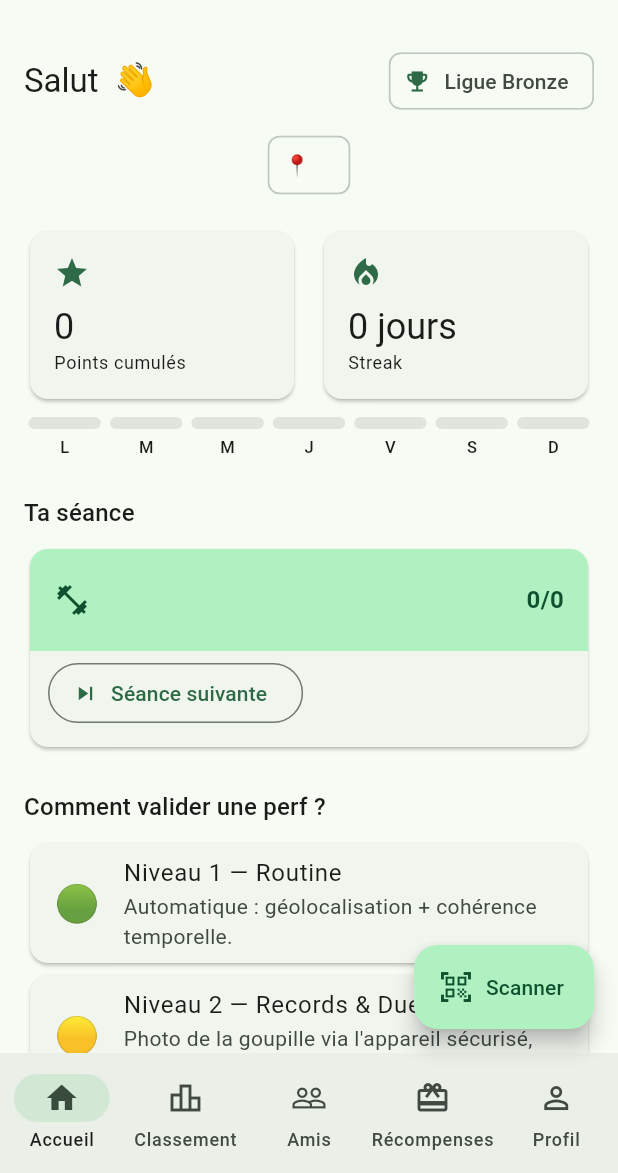
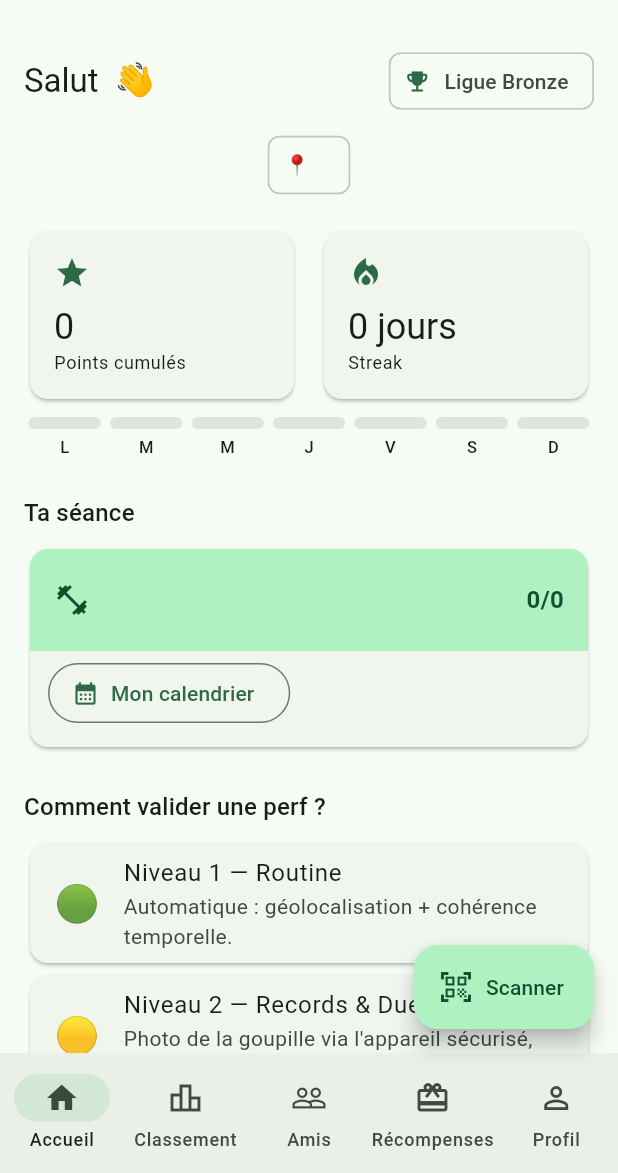
Before and after one commit to bramoulle91-boop/Gamification-Sport, a Flutter app: the screen it shows once a user with an empty profile is signed in, on a phone screen of 412 x 824 dp, the part 63-1236 px from its top. Run offline on Flutter 3.47's test engine with Material 3 defaults, Android fonts, the phone set to English and light mode, and no system bars; our stand-ins replace camera, flutter_dotenv, flutter_map, flutter_riverpod, geolocator, go_router and 4 more; missing offline and left inert: mobile_scanner; accounts and stored records are empty; network calls fail.

Commit message:
Calendrier hebdomadaire personnalisable pour les programmes + jours streak

```diff
--- a/app/lib/config/demo_data.dart
+++ b/app/lib/config/demo_data.dart
@@ -15,7 +15,8 @@ final demoProfile = UserModel(
 
 /// Programme affiché en aperçu quand personne n'est connecté.
 final demoUserProgram = UserProgramModel(
-  currentDayLabel: 'Jour 1 — Push',
+  todaysDayLabel: 'Jour 1 — Push',
+  weeklySchedule: const {1: 'Jour 1 — Push', 3: 'Jour 2 — Pull', 5: 'Jour 3 — Legs'},
   program: ProgramModel(
     id: 'demo-program',
     name: 'Programme Découverte',
--- a/app/lib/models/program_model.dart
+++ b/app/lib/models/program_model.dart
@@ -32,11 +32,23 @@ class ProgramModel {
 class UserProgramModel {
   UserProgramModel({
     required this.program,
-    required this.currentDayLabel,
+    required this.todaysDayLabel,
+    required this.weeklySchedule,
   });
 
   final ProgramModel program;
-  final String currentDayLabel;
 
-  List<ProgramExerciseModel> get todaysExercises => program.exercisesForDay(currentDayLabel);
+  /// La séance prévue aujourd'hui d'après le calendrier hebdomadaire, ou
+  /// `null` si c'est un jour de repos (ou si le calendrier n'est pas encore
+  /// configuré et qu'aucun repli n'a été trouvé).
+  final String? todaysDayLabel;
+
+  /// Le calendrier hebdomadaire complet : jour ISO (1=lundi..7=dimanche) ->
+  /// day_label du programme, ou `null` pour repos.
+  final Map<int, String?> weeklySchedule;
+
+  bool get isRestDayToday => todaysDayLabel == null;
+
+  List<ProgramExerciseModel> get todaysExercises =>
+      todaysDayLabel == null ? const [] : program.exercisesForDay(todaysDayLabel!);
 }
--- a/app/lib/router/app_router.dart
+++ b/app/lib/router/app_router.dart
@@ -13,6 +13,7 @@ import '../screens/machines/log_performance_screen.dart';
 import '../screens/machines/machine_scan_screen.dart';
 import '../screens/profile/profile_screen.dart';
 import '../screens/programs/create_program_screen.dart';
+import '../screens/programs/program_calendar_screen.dart';
 import '../screens/rewards/rewards_shop_screen.dart';
 import '../screens/validation/camera_proof_screen.dart';
 import '../screens/validation/friend_qr_scan_screen.dart';
@@ -58,6 +59,7 @@ final appRouterProvider = Provider<GoRouter>((ref) {
       ),
       GoRoute(path: '/scan', builder: (context, state) => const MachineScanScreen()),
       GoRoute(path: '/programs/create', builder: (context, state) => const CreateProgramScreen()),
+      GoRoute(path: '/programs/calendar', builder: (context, state) => const ProgramCalendarScreen()),
       GoRoute(path: '/gyms/map', builder: (context, state) => const GymMapScreen()),
       GoRoute(
         path: '/gyms/:gymId',
--- a/app/lib/screens/home/home_screen.dart
+++ b/app/lib/screens/home/home_screen.dart
@@ -10,6 +10,24 @@ import '../../widgets/league_badge.dart';
 import '../../widgets/program_card.dart';
 import '../../widgets/stat_tile.dart';
 import '../../widgets/streak_row.dart';
+
+/// Nombre de jours consécutifs (jusqu'à aujourd'hui ou hier) où l'utilisateur
+/// a validé au moins un exercice — le streak n'est pas encore cassé tant
+/// qu'il peut encore agir aujourd'hui.
+int _currentStreak(Set<DateTime> completionDates) {
+  final normalized = completionDates.map((d) => DateTime(d.year, d.month, d.day)).toSet();
+  var cursor = DateTime.now();
+  cursor = DateTime(cursor.year, cursor.month, cursor.day);
+  if (!normalized.contains(cursor)) {
+    cursor = cursor.subtract(const Duration(days: 1));
+  }
+  var streak = 0;
+  while (normalized.contains(cursor)) {
+    streak++;
+    cursor = cursor.subtract(const Duration(days: 1));
+  }
+  return streak;
+}
 
 class HomeScreen extends ConsumerStatefulWidget {
   const HomeScreen({super.key});
@@ -130,11 +148,15 @@ class _HomeScreenState extends ConsumerState<HomeScreen> {
         loading: () => const Center(child: CircularProgressIndicator()),
         error: (err, _) => Center(child: Text('Erreur : $err')),
         data: (profile) {
-          final streakCount = profile.streakHistory.length;
+          final completionDates = ref.watch(myCompletionDatesProvider).valueOrNull;
+          final streakCount = isLoggedIn
+              ? (completionDates != null ? _currentStreak(completionDates) : 0)
+              : profile.streakHistory.length;
           return RefreshIndicator(
             onRefresh: () async {
               ref.invalidate(currentProfileProvider);
               ref.invalidate(myProgramProvider);
+              ref.invalidate(myCompletionDatesProvider);
             },
             child: ListView(
               padding: const EdgeInsets.all(16),
@@ -211,23 +233,7 @@ class _HomeScreenState extends ConsumerState<HomeScreen> {
                       doneExerciseIds: doneExerciseIds,
                       togglingExerciseId: _togglingExerciseId,
                       onToggle: (exercise) => _toggleExercise(exercise, doneExerciseIds.contains(exercise.id)),
-                      onNextDay: () async {
-                        if (!isLoggedIn) {
-                          ScaffoldMessenger.of(context).showSnackBar(
-                            const SnackBar(content: Text('Connecte-toi pour suivre ta progression.')),
-                          );
-                          return;
-                        }
-                        final messenger = ScaffoldMessenger.of(context);
-                        try {
-                          await ref.read(programServiceProvider).advanceToNextDay(userProgram.program);
-                          ref.invalidate(myProgramProvider);
-                        } catch (e) {
-                          if (mounted) {
-                            messenger.showSnackBar(SnackBar(content: Text('Erreur : $e')));
-                          }
-                        }
-                      },
+                      onOpenCalendar: () => context.push('/programs/calendar'),
                     );
                   },
                 ),
--- a/app/lib/screens/programs/create_program_screen.dart
+++ b/app/lib/screens/programs/create_program_screen.dart
@@ -56,8 +56,9 @@ class _CreateProgramScreenState extends ConsumerState<CreateProgramScreen> {
       await programService.enroll(program);
       ref.invalidate(myProgramProvider);
       if (mounted) {
-        ScaffoldMessenger.of(context)
-            .showSnackBar(const SnackBar(content: Text('Programme créé 💪')));
+        ScaffoldMessenger.of(context).showSnackBar(
+          const SnackBar(content: Text('Programme créé 💪 — modifie ton calendrier depuis l\'accueil si besoin')),
+        );
         context.go('/home');
       }
     } catch (e) {
--- a/app/lib/services/providers.dart
+++ b/app/lib/services/providers.dart
@@ -72,3 +72,11 @@ final myTodaysCompletionsProvider = FutureProvider<Set<String>>((ref) async {
   if (userId == null) return {};
   return ref.watch(programServiceProvider).fetchTodaysCompletions();
 });
+
+/// Les dates où l'utilisateur a validé au moins un exercice, pour les
+/// jours "streak" du calendrier.
+final myCompletionDatesProvider = FutureProvider<Set<DateTime>>((ref) async {
+  final userId = ref.watch(currentUserIdProvider);
+  if (userId == null) return {};
+  return ref.watch(programServiceProvider).fetchCompletionDates();
+});
--- a/app/lib/widgets/program_card.dart
+++ b/app/lib/widgets/program_card.dart
@@ -12,7 +12,7 @@ class ProgramCard extends StatelessWidget {
     required this.userProgram,
     required this.doneExerciseIds,
     required this.onToggle,
-    required this.onNextDay,
+    required this.onOpenCalendar,
     this.togglingExerciseId,
     super.key,
   });
@@ -20,7 +20,7 @@ class ProgramCard extends StatelessWidget {
   final UserProgramModel userProgram;
   final Set<String> doneExerciseIds;
   final void Function(ProgramExerciseModel exercise) onToggle;
-  final VoidCallback onNextDay;
+  final VoidCallback onOpenCalendar;
   final String? togglingExerciseId;
 
   @override
@@ -28,6 +28,7 @@ class ProgramCard extends StatelessWidget {
     final exercises = userProgram.todaysExercises;
     final doneCount = exercises.where((e) => doneExerciseIds.contains(e.id)).length;
     final scheme = Theme.of(context).colorScheme;
+    final isRestDay = userProgram.isRestDayToday;
 
     return Card(
       clipBehavior: Clip.antiAlias,
@@ -40,14 +41,14 @@ class ProgramCard extends StatelessWidget {
             color: scheme.primaryContainer,
             child: Row(
               children: [
-                Icon(Icons.fitness_center, color: scheme.onPrimaryContainer),
+                Icon(isRestDay ? Icons.self_improvement : Icons.fitness_center, color: scheme.onPrimaryContainer),
                 const SizedBox(width: 10),
                 Expanded(
                   child: Column(
                     crossAxisAlignment: CrossAxisAlignment.start,
                     children: [
                       Text(
-                        userProgram.currentDayLabel,
+                        userProgram.todaysDayLabel ?? 'Jour de repos',
                         style: TextStyle(
                           color: scheme.onPrimaryContainer,
                           fontWeight: FontWeight.w700,
@@ -61,6 +62,7 @@ class ProgramCard extends StatelessWidget {
                     ],
                   ),
                 ),
+                if (!isRestDay)
                   Text(
                     '$doneCount/${exercises.length}',
                     style: TextStyle(
@@ -72,6 +74,12 @@ class ProgramCard extends StatelessWidget {
               ],
             ),
           ),
+          if (isRestDay)
+            const Padding(
+              padding: EdgeInsets.all(16),
+              child: Text("Rien de prévu aujourd'hui d'après ton calendrier — profite du repos 🧘"),
+            )
+          else
             ...exercises.map((exercise) {
               final done = doneExerciseIds.contains(exercise.id);
               final toggling = togglingExerciseId == exercise.id;
@@ -101,9 +109,9 @@ class ProgramCard extends StatelessWidget {
           Padding(
             padding: const EdgeInsets.fromLTRB(12, 4, 12, 12),
             child: OutlinedButton.icon(
-              onPressed: onNextDay,
-              icon: const Icon(Icons.skip_next),
-              label: const Text('Séance suivante'),
+              onPressed: onOpenCalendar,
+              icon: const Icon(Icons.calendar_month),
+              label: const Text('Mon calendrier'),
             ),
           ),
         ],
```
Also changed, not shown: app/lib/screens/programs/program_calendar_screen.dart (added, +230 -0 lines), app/lib/services/program_service.dart (+68 -11 lines), 1 other file. Lines whose indentation alone changed are shown as unchanged.
